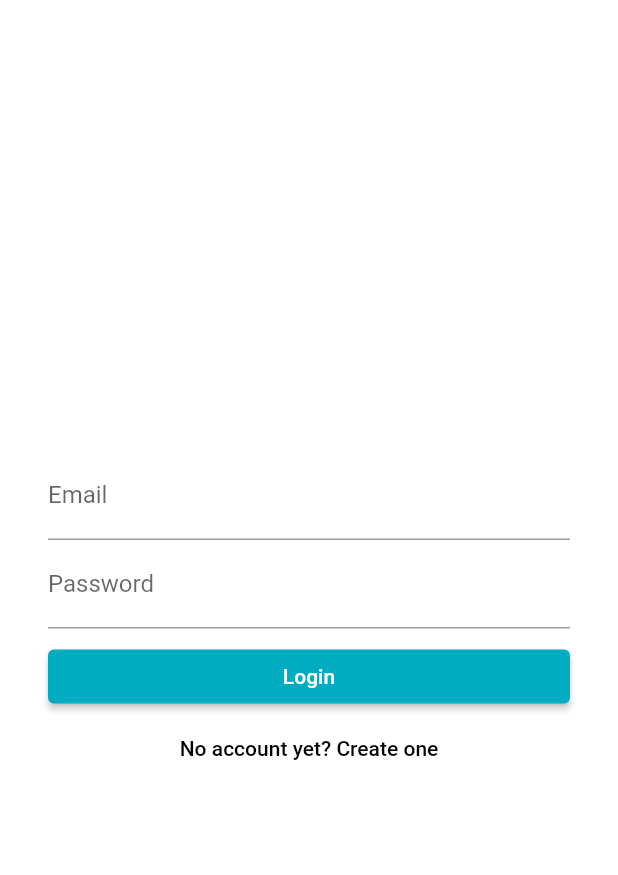
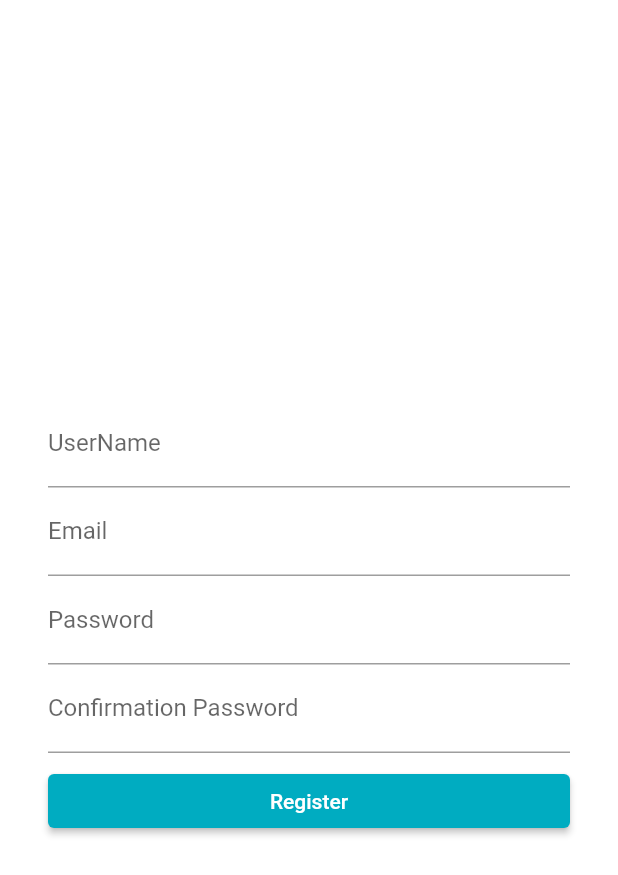
Before and after one commit to EdwinRomelta/random-picture-flutter, a Flutter app: the Login screen opened by its route, after a tap on "No account yet? Create one", on a phone screen of 412 x 824 dp. Shown: the top 875 px of the screen. Run offline on Flutter 3.47's test engine with Material 2 defaults, Android fonts, the phone set to English and light mode, and no system bars; our stand-ins replace bloc, dio, equatable, flutter_bloc, shared_preferences; accounts and stored records are empty; Roboto replaces fonts that are missing (Montserrat).

Commit message:
Implement Register User

```diff
--- a/lib/blocs/blocs.dart
+++ /dev/null
@@ -1 +0,0 @@
-export 'login/login_bloc.dart';
--- /dev/null
+++ b/lib/blocs/register/register_bloc.dart
@@ -0,0 +1,87 @@
+import 'dart:async';
+
+import 'package:bloc/bloc.dart';
+import 'package:random_picture_flutter/repositories/session_repository.dart';
+
+import 'register_event.dart';
+import 'register_state.dart';
+
+export 'register_event.dart';
+export 'register_state.dart';
+
+class RegisterBloc extends Bloc<RegisterEvent, RegisterState> {
+  final SessionRepository _userRepository;
+  final RegExp _userNameRegExp = RegExp(
+    r'^.{8,}$',
+  );
+  final RegExp _emailRegExp = new RegExp(
+      r'^(([^<>()[\]\\.,;:\s@\"]+(\.[^<>()[\]\\.,;:\s@\"]+)*)|(\".+\"))@((\[[0-9]{1,3}\.[0-9]{1,3}\.[0-9]{1,3}\.[0-9]{1,3}\])|(([a-zA-Z\-0-9]+\.)+[a-zA-Z]{2,}))$');
+  final RegExp _passwordRegExp = RegExp(
+    r'^.{8,}$',
+  );
+
+  RegisterBloc(this._userRepository);
+
+  @override
+  RegisterState get initialState => RegisterInitial.initial();
+
+  @override
+  Stream<RegisterState> mapEventToState(RegisterEvent event) async* {
+    final currentState = this.currentState;
+    if (currentState is RegisterInitial) {
+      if (event is UserNameChanged) {
+        yield currentState.copyWith(
+          userName: event.userName,
+          isUserNameValid: _isUserNameValid(event.userName),
+        );
+      }
+      if (event is EmailChanged) {
+        yield currentState.copyWith(
+          email: event.email,
+          isEmailValid: _isEmailValid(event.email),
+        );
+      }
+      if (event is PasswordChanged) {
+        yield currentState.copyWith(
+          password: event.password,
+          isPasswordValid: _isPasswordValid(event.password),
+        );
+      }
+      if (event is ConfirmationPasswordChanged) {
+        yield currentState.copyWith(
+          confirmationPassword: event.confirmationPassword,
+          isConfirmationPasswordValid: _isConfirmationPasswordValid(
+              event.password, event.confirmationPassword),
+        );
+      }
+    }
+    if (event is FormSubmitted) {
+      try {
+        yield RegisterLoading();
+        final userName = await _userRepository.register(
+            event.userName, event.email, event.password);
+        yield RegisterSuccess(userName: userName);
+      } catch (e) {
+        yield RegisterFailed(error: e);
+        yield RegisterInitial.initial();
+      }
+    }
+  }
+
+  bool _isUserNameValid(String userName) {
+    return _userNameRegExp.hasMatch(userName);
+  }
+
+  bool _isEmailValid(String email) {
+    return _emailRegExp.hasMatch(email);
+  }
+
+  bool _isPasswordValid(String password) {
+    return _passwordRegExp.hasMatch(password);
+  }
+
+  bool _isConfirmationPasswordValid(
+      String password, String confirmationPassword) {
+    return confirmationPassword == password;
+  }
+}
--- /dev/null
+++ b/lib/blocs/register/register_event.dart
@@ -0,0 +1,61 @@
+import 'package:equatable/equatable.dart';
+import 'package:meta/meta.dart';
+
+@immutable
+abstract class RegisterEvent extends Equatable {
+  RegisterEvent([List props = const []]) : super(props);
+}
+
+class UserNameChanged extends RegisterEvent {
+  final String userName;
+
+  UserNameChanged({@required this.userName}) : super([userName]);
+
+  @override
+  String toString() => 'UserNameChanged { userName: $userName }';
+}
+
+class EmailChanged extends RegisterEvent {
+  final String email;
+
+  EmailChanged({@required this.email}) : super([email]);
+
+  @override
+  String toString() => 'EmailChanged { email: $email }';
+}
+
+class PasswordChanged extends RegisterEvent {
+  final String password;
+
+  PasswordChanged({@required this.password}) : super([password]);
+
+  @override
+  String toString() => 'PasswordChanged { password: $password }';
+}
+
+class ConfirmationPasswordChanged extends RegisterEvent {
+  final String password;
+  final String confirmationPassword;
+
+  ConfirmationPasswordChanged(
+      {@required this.password, @required this.confirmationPassword})
+      : super([password, confirmationPassword]);
+
+  @override
+  String toString() =>
+      'ConfirmationPasswordChanged { password: $password, confirmationPassword: $confirmationPassword }';
+}
+
+class FormSubmitted extends RegisterEvent {
+  final String userName;
+  final String email;
+  final String password;
+
+  FormSubmitted(
+      {@required this.userName, @required this.email, @required this.password})
+      : super([userName, email, password]);
+
+  @override
+  String toString() =>
+      'FormSubmitted { userName: $userName, email: $email, password: $password }';
+}
--- /dev/null
+++ b/lib/blocs/register/register_state.dart
@@ -0,0 +1,102 @@
+import 'package:equatable/equatable.dart';
+import 'package:meta/meta.dart';
+
+@immutable
+class RegisterState extends Equatable {
+  RegisterState([List props = const []]) : super(props);
+}
+
+class RegisterInitial extends RegisterState {
+  final String userName;
+  final bool isUserNameValid;
+  final String email;
+  final bool isEmailValid;
+  final String password;
+  final bool isPasswordValid;
+  final String confirmationPassword;
+  final bool isConfirmationPasswordValid;
+
+  bool get isFormValid => isUserNameValid && isEmailValid && isPasswordValid;
+
+  RegisterInitial({
+    @required this.userName,
+    @required this.isUserNameValid,
+    @required this.email,
+    @required this.isEmailValid,
+    @required this.password,
+    @required this.isPasswordValid,
+    @required this.confirmationPassword,
+    @required this.isConfirmationPasswordValid,
+  }) : super([
+          userName,
+          isUserNameValid,
+          email,
+          isEmailValid,
+          password,
+          isPasswordValid,
+          confirmationPassword,
+          isConfirmationPasswordValid,
+        ]);
+
+  factory RegisterInitial.initial() {
+    return RegisterInitial(
+      userName: '',
+      isUserNameValid: true,
+      email: '',
+      isEmailValid: true,
+      password: '',
+      isPasswordValid: true,
+      confirmationPassword: '',
+      isConfirmationPasswordValid: true,
+    );
+  }
+
+  RegisterState copyWith({
+    String userName,
+    bool isUserNameValid,
+    String email,
+    bool isEmailValid,
+    String password,
+    bool isPasswordValid,
+    String confirmationPassword,
+    bool isConfirmationPasswordValid,
+  }) {
+    return RegisterInitial(
+      userName: userName ?? this.userName,
+      isUserNameValid: isUserNameValid ?? this.isUserNameValid,
+      email: email ?? this.email,
+      isEmailValid: isEmailValid ?? this.isEmailValid,
+      password: password ?? this.password,
+      isPasswordValid: isPasswordValid ?? this.isPasswordValid,
+      confirmationPassword: confirmationPassword ?? this.confirmationPassword,
+      isConfirmationPasswordValid:
+          isConfirmationPasswordValid ?? this.isConfirmationPasswordValid,
+    );
+  }
+
+  @override
+  String toString() => 'RegisterInitial';
+}
+
+class RegisterLoading extends RegisterState {
+  @override
+  String toString() => 'RegisterLoading';
+}
+
+class RegisterSuccess extends RegisterState {
+  final String userName;
+
+  RegisterSuccess({@required this.userName}) : super([userName]);
+
+  @override
+  String toString() => 'RegisterSuccess';
+}
+
+class RegisterFailed extends RegisterState {
+  final String error;
+
+  RegisterFailed({@required this.error}) : super([error]);
+
+  @override
+  String toString() => 'RegisterFailed { error: $error }';
+}
--- a/lib/main.dart
+++ b/lib/main.dart
@@ -1,7 +1,8 @@
 import 'package:flutter/material.dart';
 import 'package:flutter_bloc/flutter_bloc.dart';
+import 'package:random_picture_flutter/blocs/register/register_bloc.dart';
 
-import 'blocs/blocs.dart';
+import 'blocs/login/login_bloc.dart';
 import 'repositories/caches/caches.dart';
 import 'repositories/networks/networks.dart';
 import 'repositories/repositories.dart';
@@ -36,6 +37,10 @@ class RandomPictureApp extends StatelessWidget {
               BlocProvider<LoginBloc>(
                 builder: (context) => LoginBloc(RepositoryProvider.of(context)),
               ),
+              BlocProvider<RegisterBloc>(
+                builder: (context) =>
+                    RegisterBloc(RepositoryProvider.of(context)),
+              ),
             ], child: Router.findWidget(settings));
           });
         },
@@ -47,6 +52,7 @@ class RandomPictureApp extends StatelessWidget {
 class Router {
   static const home = "/";
   static const login = "/login";
+  static const register = "/register";
 
   static Widget findWidget(RouteSettings settings) {
     switch (settings.name) {
@@ -54,6 +60,8 @@ class Router {
         return Home();
       case login:
         return Login();
+      case register:
+        return Register();
       default:
         throw ("No route for ${settings.name}");
     }
--- a/lib/repositories/networks/auth_service.dart
+++ b/lib/repositories/networks/auth_service.dart
@@ -30,6 +30,22 @@ class Auth0Service {
     }
   }
 
+  Future<String> register(String userName, String email,
+      String password) async {
+    var response = await dio.post("$_BASE_URL/dbconnections/signup", data: {
+      'client_id': _CLIENT_ID,
+      'username': userName,
+      'email': email,
+      'password': password,
+      'connection': 'Username-Password-Authentication',
+    });
+    if (response.statusCode == 200) {
+      return response.data["username"];
+    } else {
+      return Future.error(response.data['message']);
+    }
+  }
+
   Future<User> profile(String token) async {
     var response = await dio.get("$_BASE_URL/userinfo",
         options: Options(
--- a/lib/repositories/session_repository.dart
+++ b/lib/repositories/session_repository.dart
@@ -15,4 +15,10 @@ class SessionRepository {
     userPreference.saveUser(user);
     return user;
   }
+
+  Future<String> register(String username, String email,
+      String password) async {
+    final newUsername = await userService.register(username, email, password);
+    return newUsername;
+  }
 }
--- a/lib/screens/login.dart
+++ b/lib/screens/login.dart
@@ -84,14 +84,14 @@ class _LoginState extends State<Login> {
                               )
                             : Text("Login"),
                         color: Theme.of(context).accentColor,
-//                  textTheme: Theme.of(context).accentTextTheme.button,
+                        //                  textTheme: Theme.of(context).accentTextTheme.button,
                         onPressed: () {
                           if (state is LoginInitial && state.isFormValid)
                             _onLoginPressed();
                         })),
                 MaterialButton(
                   child: Text("No account yet? Create one"),
-                  onPressed: () {},
+                  onPressed: _toRegister,
                 ),
               ],
             ),
@@ -109,6 +109,13 @@ class _LoginState extends State<Login> {
     _loginBloc.dispose();
   }
 
+  _toRegister() async {
+    final userName = await Navigator.pushNamed(context, Router.register);
+    if (userName != null) {
+      _emailController.text = userName;
+    }
+  }
+
   void _onEmailChange() {
     _loginBloc.dispatch(EmailChanged(email: _emailController.text));
   }
--- /dev/null
+++ b/lib/screens/register.dart
@@ -0,0 +1,161 @@
+import 'package:flutter/material.dart';
+import 'package:flutter_bloc/flutter_bloc.dart';
+import 'package:random_picture_flutter/blocs/register/register_bloc.dart';
+
+class Register extends StatefulWidget {
+  @override
+  State<StatefulWidget> createState() => _RegisterState();
+}
+
+class _RegisterState extends State<Register> {
+  final TextEditingController _userNameController = TextEditingController();
+  final TextEditingController _emailController = TextEditingController();
+  final TextEditingController _passwordController = TextEditingController();
+  final TextEditingController _confirmationPasswordController =
+      TextEditingController();
+
+  RegisterBloc _registerBloc;
+
+  @override
+  void initState() {
+    super.initState();
+    _registerBloc = BlocProvider.of(context);
+    _userNameController.addListener(_onUserNameChange);
+    _emailController.addListener(_onEmailChange);
+    _passwordController.addListener(_onPasswordChange);
+    _confirmationPasswordController.addListener(_onConfirmationPasswordChange);
+  }
+
+  @override
+  Widget build(BuildContext context) {
+    return Scaffold(
+      body: Container(
+          color: Colors.white,
+          child: Padding(
+              padding: const EdgeInsets.all(32.0),
+              child: BlocListener<RegisterBloc, RegisterState>(
+                  listener: (context, state) {
+                if (state is RegisterSuccess) {
+                  Navigator.of(context).pop(state.userName);
+                }
+                if (state is RegisterFailed) {
+                  Scaffold.of(context).hideCurrentSnackBar();
+                  Scaffold.of(context).showSnackBar(
+                    SnackBar(
+                      backgroundColor: Colors.red,
+                      content: Text(state.error),
+                    ),
+                  );
+                }
+              }, child: BlocBuilder<RegisterBloc, RegisterState>(
+                builder: (context, state) {
+                  return Form(
+                      child: Column(
+                    crossAxisAlignment: CrossAxisAlignment.stretch,
+                    mainAxisAlignment: MainAxisAlignment.center,
+                    children: <Widget>[
+                      TextFormField(
+                        controller: _userNameController,
+                        decoration: InputDecoration(labelText: 'UserName'),
+                        autovalidate: true,
+                        validator: (_) {
+                          return state is RegisterInitial &&
+                                  !state.isUserNameValid
+                              ? "Invalid Username"
+                              : null;
+                        },
+                      ),
+                      TextFormField(
+                        controller: _emailController,
+                        decoration: InputDecoration(labelText: 'Email'),
+                        autovalidate: true,
+                        validator: (_) {
+                          return state is RegisterInitial && !state.isEmailValid
+                              ? "Invalid Email"
+                              : null;
+                        },
+                      ),
+                      TextFormField(
+                          controller: _passwordController,
+                          decoration: InputDecoration(labelText: 'Password'),
+                          obscureText: true,
+                          autovalidate: true,
+                          validator: (_) {
+                            return state is RegisterInitial &&
+                                    !state.isPasswordValid
+                                ? "Invalid Password"
+                                : null;
+                          }),
+                      TextFormField(
+                          controller: _confirmationPasswordController,
+                          decoration: InputDecoration(
+                              labelText: 'Confirmation Password'),
+                          obscureText: true,
+                          autovalidate: true,
+                          validator: (_) {
+                            return state is RegisterInitial &&
+                                    !state.isConfirmationPasswordValid
+                                ? "Invalid Confirmation Password"
+                                : null;
+                          }),
+                      Container(
+                          margin: const EdgeInsets.only(
+                            top: 8.0,
+                          ),
+                          child: MaterialButton(
+                              padding: const EdgeInsets.all(8),
+                              child: state is RegisterLoading
+                                  ? CircularProgressIndicator(
+                                      valueColor: AlwaysStoppedAnimation<Color>(
+                                          Colors.white),
+                                    )
+                                  : Text("Register"),
+                              color: Theme.of(context).accentColor,
+                              //                  textTheme: Theme.of(context).accentTextTheme.button,
+                              onPressed: () {
+                                if (state is RegisterInitial &&
+                                    state.isFormValid) _onRegisterPressed();
+                              })),
+                    ],
+                  ));
+                },
+              )))),
+    );
+  }
+
+  @override
+  void dispose() {
+    super.dispose();
+    _registerBloc.dispose();
+    _userNameController.dispose();
+    _emailController.dispose();
+    _passwordController.dispose();
+    _confirmationPasswordController.dispose();
+  }
+
+  void _onUserNameChange() {
+    _registerBloc.dispatch(UserNameChanged(userName: _userNameController.text));
+  }
+
+  void _onEmailChange() {
+    _registerBloc.dispatch(EmailChanged(email: _emailController.text));
+  }
+
+  void _onPasswordChange() {
+    _registerBloc.dispatch(PasswordChanged(password: _passwordController.text));
+  }
+
+  void _onConfirmationPasswordChange() {
+    _registerBloc.dispatch(ConfirmationPasswordChanged(
+        password: _passwordController.text,
+        confirmationPassword: _confirmationPasswordController.text));
+  }
+
+  void _onRegisterPressed() {
+    _registerBloc.dispatch(FormSubmitted(
+      userName: _userNameController.text,
+      email: _emailController.text,
+      password: _passwordController.text,
+    ));
+  }
+}
--- a/lib/screens/screen.dart
+++ b/lib/screens/screen.dart
@@ -1,2 +1,3 @@
 export './home.dart';
 export './login.dart';
+export './register.dart';
```
